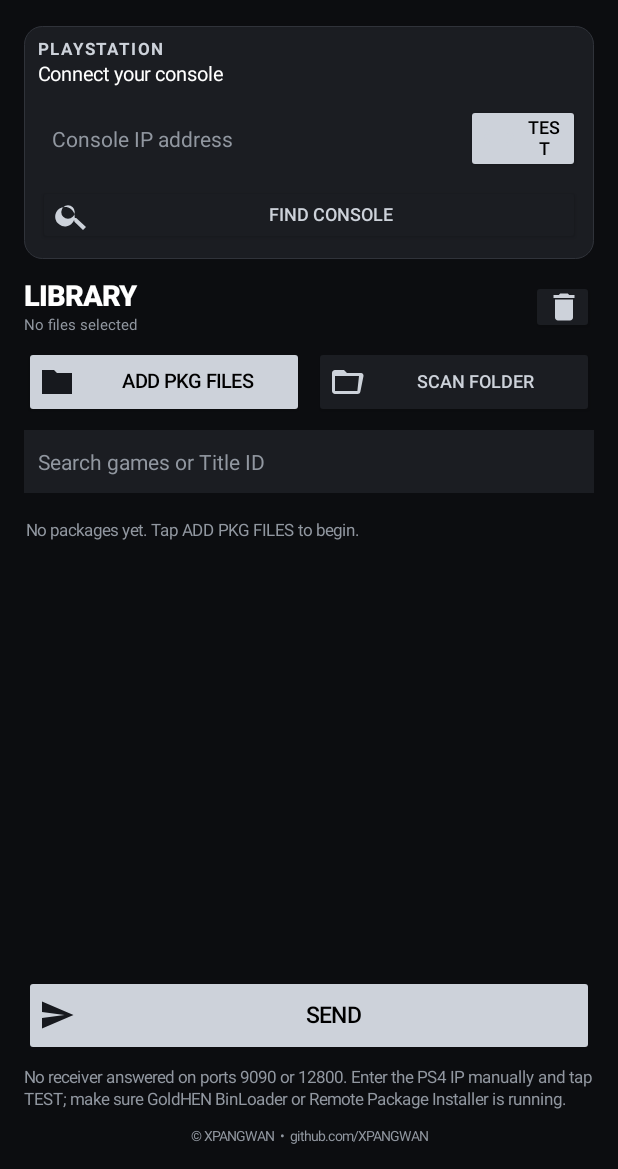
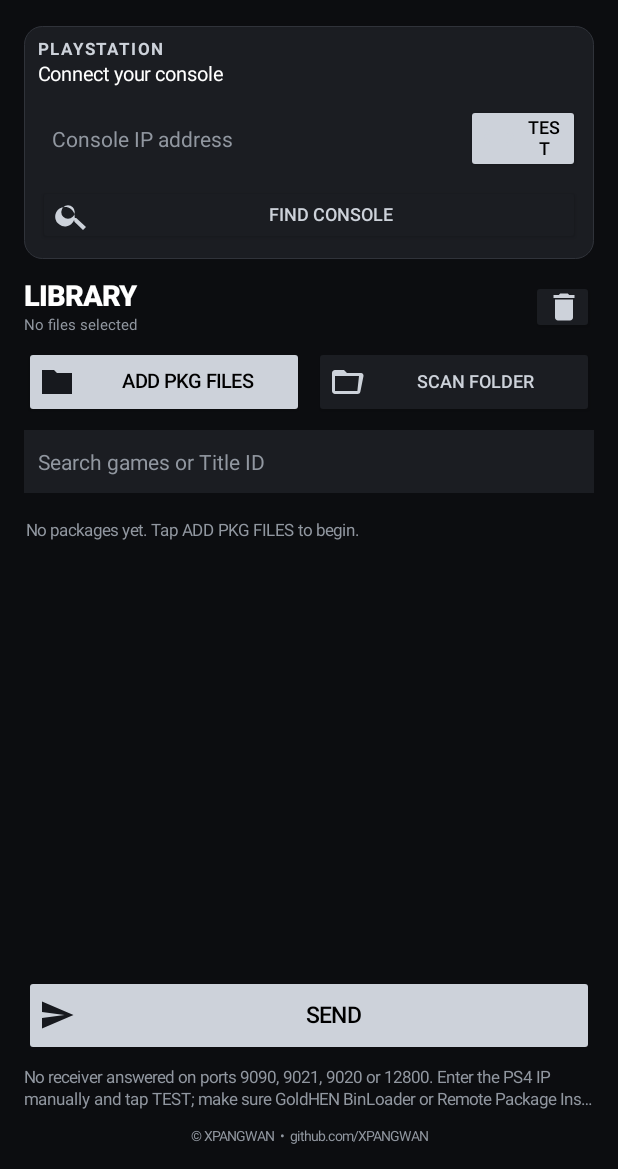
Before and after one commit to XPANGWAN/XPD-Direct-Install, an Android app: the screen it shows after launch (MainActivity), after a tap on "FIND CONSOLE", on a phone screen of 412 x 824 dp, the part 67-1236 px from its top. Run offline under Robolectric (Android 15) with nearby library versions, the phone set to English and light mode, and no system bars; 1 other tap on this screen came first.

Commit message:
Clarify alternate BinLoader ports in detection messages

```diff
--- a/app/src/main/java/com/xpd/directinstall/MainActivity.kt
+++ b/app/src/main/java/com/xpd/directinstall/MainActivity.kt
@@ -227,7 +227,7 @@ class MainActivity : Activity() {
    val found=ConsoleDiscovery.scan(this){message->runOnUiThread{status.text=message}}
    runOnUiThread{
     when{
-     found.isEmpty()->status.text="No receiver answered on ports 9090 or 12800. Enter the PS4 IP manually and tap TEST; make sure GoldHEN BinLoader or Remote Package Installer is running."
+     found.isEmpty()->status.text="No receiver answered on ports 9090, 9021, 9020 or 12800. Enter the PS4 IP manually and tap TEST; make sure GoldHEN BinLoader or Remote Package Installer is running."
      found.size==1->{ip.setText(found[0].address);port.setText(found[0].port.toString());status.text="Found ${found[0].service} at ${found[0].address}:${found[0].port}. Check the connection before sending."}
      else->{ip.setText(found[0].address);port.setText(found[0].port.toString());status.text="Found ${found.size} possible receivers. Selected ${found[0].address} (${found[0].service}); verify before sending."}
     }
@@ -238,7 +238,7 @@ class MainActivity : Activity() {
   val host=ip.text.toString().trim()
   if(!validIp(host)){status.text="Enter a valid PlayStation IPv4 address.";return}
   check.isEnabled=false;status.text="Checking GoldHEN BinLoader (9090/9021/9020) and RPI (12800)…"
-  Thread{val detected=detectReceiverPort(host);runOnUiThread{if(detected!=null){port.setText(detected.toString());status.text="Receiver detected on port $detected."}else status.text="No GoldHEN BinLoader (9090) or RPI (12800) receiver was detected.";check.isEnabled=true}}.start()
+  Thread{val detected=detectReceiverPort(host);runOnUiThread{if(detected!=null){port.setText(detected.toString());status.text="Receiver detected on port $detected."}else status.text="No GoldHEN BinLoader (9090/9021/9020) or RPI (12800) receiver was detected.";check.isEnabled=true}}.start()
  }
  private fun detectReceiverPort(host:String):Int?{
   for(candidate in intArrayOf(9090,9021,9020)){
```
